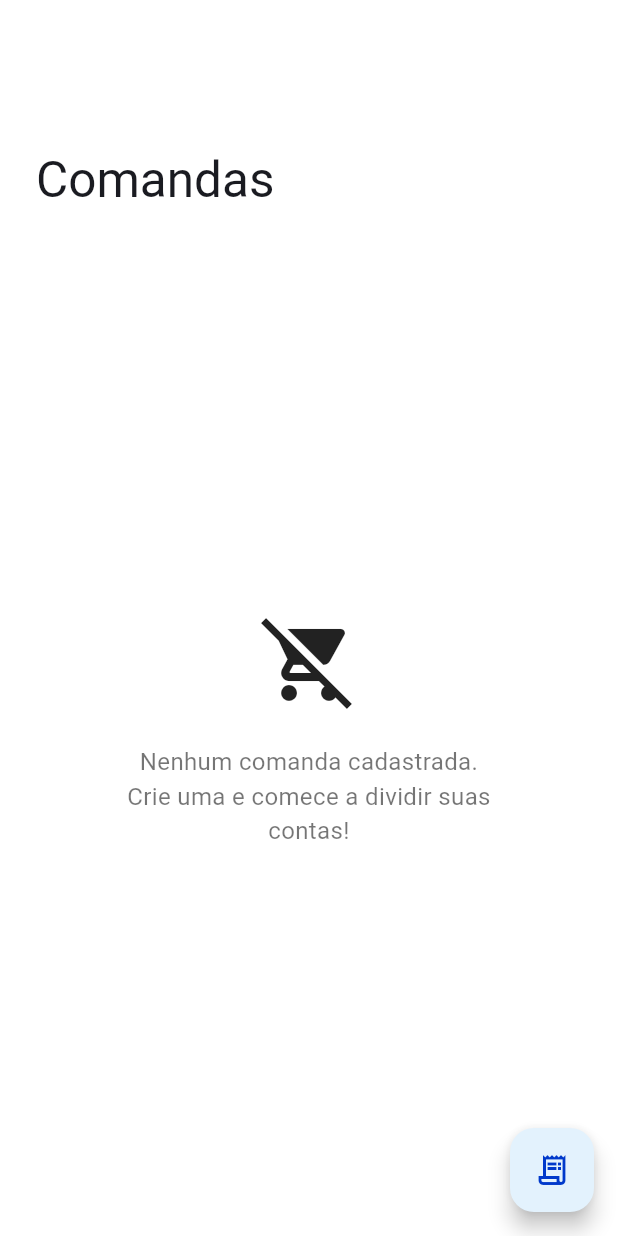
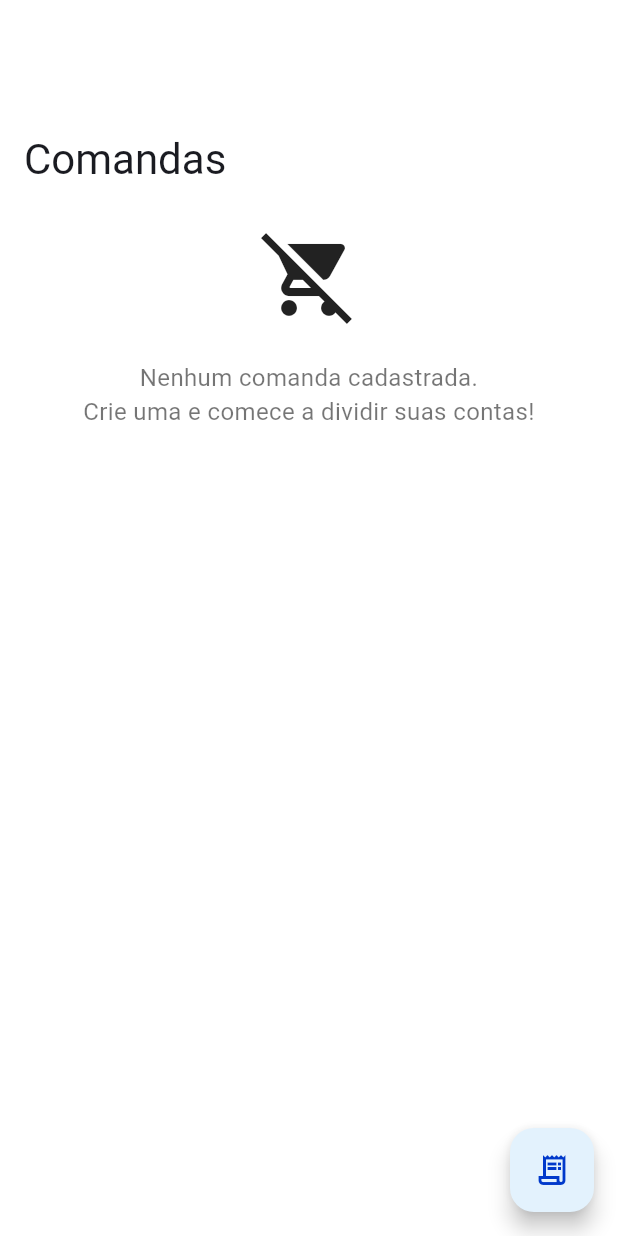
Before and after one commit to felipeemidio/split_us, a Flutter app: the screen it shows after launch, on a phone screen of 412 x 824 dp. Run offline on Flutter 3.47's test engine with Material 3 defaults, Android fonts, the light colour scheme and no system bars; our stand-ins replace flutter_secure_storage.

Commit message:
fix: pages layout

```diff
--- a/lib/views/bill_detail/bill_detail_page_controller.dart
+++ b/lib/views/bill_detail/bill_detail_page_controller.dart
@@ -7,6 +7,8 @@
 class BillDetailPageController {
   final _itemsRepository = ItemsRepository(LocalStorageService());
   final items = ValueNotifier<List<ShopItem>>([]);
+
+  double get total => items.value.fold<double>(0, (sum, e) => sum + e.price);
 
   Future<void> getItems(Bill bill) async {
     items.value = await _itemsRepository.getAllByBill(bill);
--- a/lib/views/bills/bills_page.dart
+++ b/lib/views/bills/bills_page.dart
@@ -72,7 +72,7 @@ class _BillsPageState extends State<BillsPage> {
       ),
       title: 'Comandas',
       body: Padding(
-        padding: const EdgeInsets.symmetric(vertical: 0, horizontal: 24),
+        padding: const EdgeInsets.symmetric(horizontal: 16),
         child: ValueListenableBuilder(
           valueListenable: controller.bills,
           builder: (context, bills, child) {
@@ -99,7 +99,7 @@ class _BillsPageState extends State<BillsPage> {
             return ListView.builder(
               itemCount: bills.length,
               shrinkWrap: true,
-              padding: const EdgeInsets.symmetric(vertical: 16),
+              padding: const EdgeInsets.symmetric(vertical: 16, horizontal: 8),
               physics: const NeverScrollableScrollPhysics(),
               itemBuilder: (context, index) {
                 final bill = bills[index];
--- a/lib/views/bills/widgets/bill_card.dart
+++ b/lib/views/bills/widgets/bill_card.dart
@@ -1,5 +1,6 @@
 import 'package:flutter/material.dart';
 import 'package:splitus/core/consts/app_routes.dart';
+import 'package:splitus/core/formatters/text_formatter.dart';
 import 'package:splitus/models/bill.dart';
 import 'package:splitus/widgets/app_card.dart';
 
@@ -37,7 +38,7 @@ class BillCard extends StatelessWidget {
                 style: Theme.of(context).textTheme.titleLarge,
               ),
               Text(
-                bill.createdAt.toIso8601String(),
+                'Criado em: ${TextFormatter.dateToddMMyyyyHmm(bill.createdAt)}',
                 style: Theme.of(context).textTheme.bodySmall,
               ),
             ],
--- a/lib/widgets/page_template.dart
+++ b/lib/widgets/page_template.dart
@@ -1,89 +1,65 @@
-import 'dart:math' as math;
-
 import 'package:flutter/material.dart';
 
-class PageTemplate extends StatefulWidget {
+class PageTemplate extends StatelessWidget {
   final String title;
+  final String? subtitle;
   final Widget body;
   final Widget? floatingActionButton;
+  final Widget? bottomNavigationBar;
+  final Widget? trailing;
   const PageTemplate({
     super.key,
     required this.title,
     required this.body,
+    this.subtitle,
     this.floatingActionButton,
+    this.bottomNavigationBar,
+    this.trailing,
   });
-
-  @override
-  State<PageTemplate> createState() => _PageTemplateState();
-}
-
-class _PageTemplateState extends State<PageTemplate> {
-  static const _kBasePadding = 16.0;
-  static const kExpandedHeight = 150.0;
-  final ValueNotifier<double> _titlePaddingNotifier = ValueNotifier(_kBasePadding);
-  final _scrollController = ScrollController();
-
-  double get _horizontalTitlePadding {
-    const kCollapsedPadding = 60.0;
-
-    if (_scrollController.hasClients) {
-      return math.min(_kBasePadding + kCollapsedPadding,
-          _kBasePadding + (kCollapsedPadding * _scrollController.offset) / (kExpandedHeight - kToolbarHeight));
-    }
-
-    return _kBasePadding;
-  }
-
-  @override
-  void initState() {
-    super.initState();
-    if (Navigator.of(context).canPop()) {
-      _scrollController.addListener(() {
-        _titlePaddingNotifier.value = _horizontalTitlePadding;
-      });
-    }
-  }
-
-  @override
-  void dispose() {
-    _titlePaddingNotifier.dispose();
-    _scrollController.dispose();
-    super.dispose();
-  }
 
   @override
   Widget build(BuildContext context) {
     return Scaffold(
-      floatingActionButton: widget.floatingActionButton,
-      body: NestedScrollView(
-        controller: _scrollController,
-        headerSliverBuilder: (context, innerBoxIsScrolled) {
-          return [
-            SliverAppBar(
-              pinned: true,
-              expandedHeight: kExpandedHeight,
-              elevation: 0,
-              backgroundColor: Theme.of(context).colorScheme.surface,
-              surfaceTintColor: Theme.of(context).colorScheme.surface,
-              flexibleSpace: FlexibleSpaceBar(
-                collapseMode: CollapseMode.pin,
-                centerTitle: false,
-                expandedTitleScale: 1.5,
-                titlePadding: const EdgeInsets.symmetric(vertical: 8, horizontal: 0),
-                title: ValueListenableBuilder(
-                  valueListenable: _titlePaddingNotifier,
-                  builder: (context, value, child) {
-                    return Padding(
-                      padding: EdgeInsets.symmetric(horizontal: value),
-                      child: Text(widget.title),
-                    );
-                  },
+      floatingActionButton: floatingActionButton,
+      bottomNavigationBar: bottomNavigationBar,
+      body: CustomScrollView(
+        slivers: [
+          SliverAppBar.large(
+            pinned: true,
+            elevation: 0,
+            backgroundColor: Theme.of(context).colorScheme.surface,
+            surfaceTintColor: Theme.of(context).colorScheme.surface,
+            title: Row(
+              children: [
+                Expanded(
+                  child: Column(
+                    crossAxisAlignment: CrossAxisAlignment.start,
+                    children: [
+                      Text(
+                        title,
+                        maxLines: 2,
+                        overflow: TextOverflow.ellipsis,
+                      ),
+                      if (subtitle != null)
+                        Text(
+                          subtitle!,
+                          style: TextStyle(
+                            fontSize: 16,
+                            fontWeight: FontWeight.w500,
+                            color: Theme.of(context).colorScheme.onSurface.withOpacity(0.7),
+                          ),
+                        ),
+                    ],
+                  ),
                 ),
-              ),
+                if (trailing != null) trailing!,
+              ],
             ),
-          ];
-        },
-        body: widget.body,
+          ),
+          SliverToBoxAdapter(
+            child: body,
+          ),
+        ],
       ),
     );
   }
```
Also changed, not shown: lib/core/formatters/text_formatter.dart (+10 -0 lines), lib/views/bill_detail/bill_detail_page.dart (+5 -6 lines), lib/views/bill_detail/views/cart_items/shop_view.dart (+12 -5 lines), lib/views/bill_detail/views/members/members_view.dart (+12 -5 lines).
